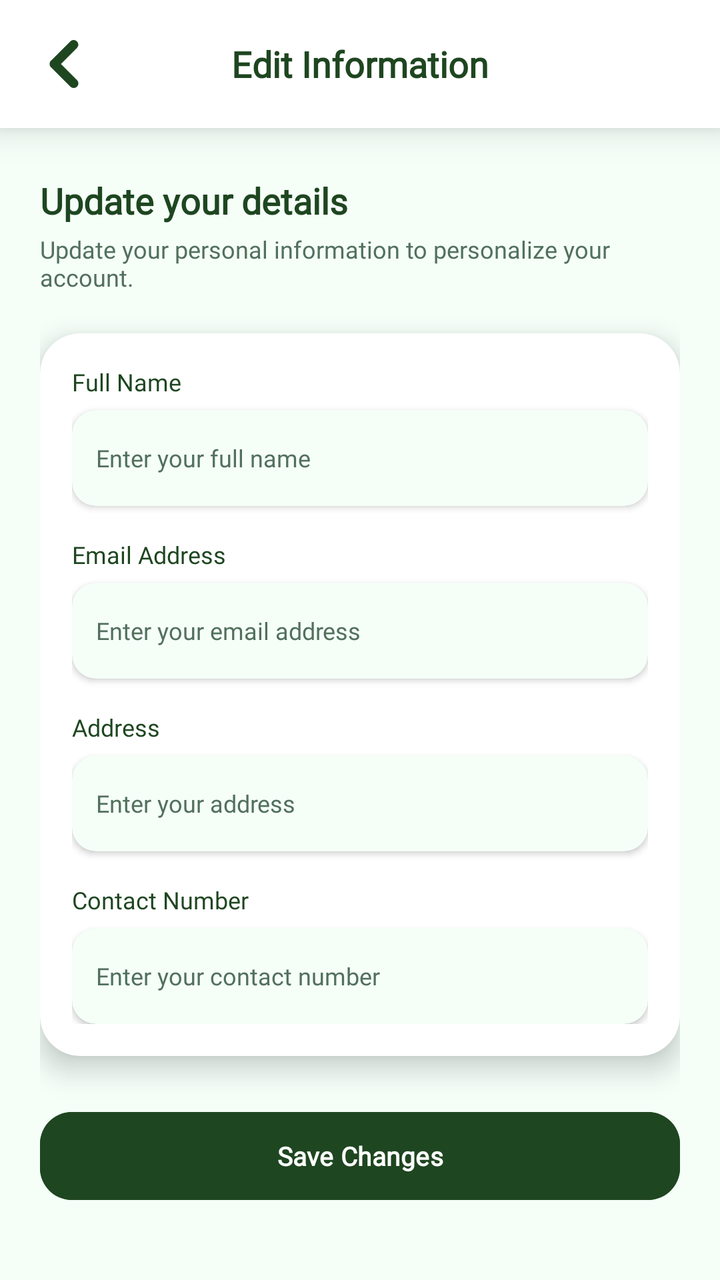
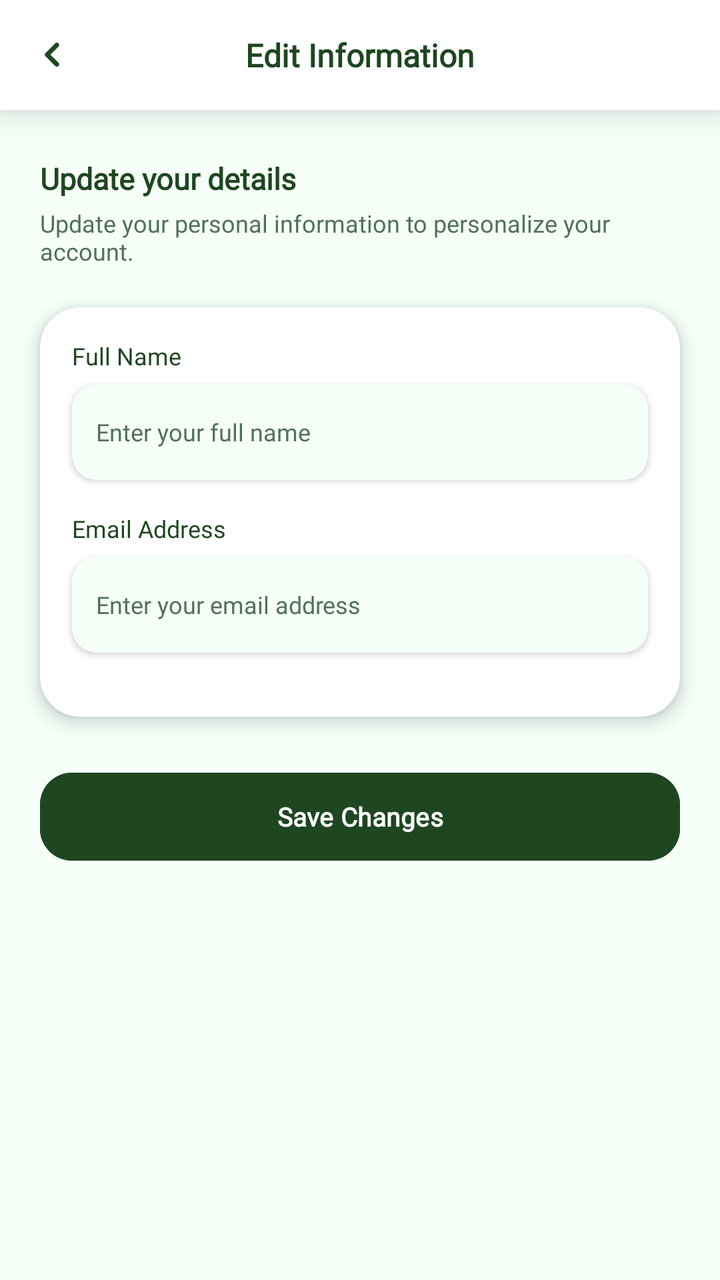

Screens rendered from an Android XML layout before and after an edit, with the pre-edit source and the edit as a unified diff.
<!-- AndroidManifest.xml: application theme Theme.SmartGrow -->
<!-- res/layout/fragment_edit_profile.xml -->
<?xml version="1.0" encoding="utf-8"?>
<LinearLayout
    xmlns:android="http://schemas.android.com/apk/res/android"
    xmlns:app="http://schemas.android.com/apk/res-auto"
    xmlns:tools="http://schemas.android.com/tools"
    android:id="@+id/layout_edit_info"
    android:layout_width="match_parent"
    android:layout_height="match_parent"
    android:orientation="vertical"
    android:background="@color/app_background">

    
    <com.google.android.material.card.MaterialCardView
        android:layout_width="match_parent"
        android:layout_height="64dp"
        app:cardBackgroundColor="@color/card_background"
        app:cardCornerRadius="0dp"
        app:cardElevation="10dp"
        app:strokeWidth="0dp">

        <RelativeLayout
            android:layout_width="match_parent"
            android:layout_height="match_parent">

            
            <ImageView
                android:id="@+id/btn_back_edit_info"
                android:layout_width="48dp"
                android:layout_height="48dp"
                android:layout_alignParentStart="true"
                android:layout_centerVertical="true"
                android:layout_marginStart="8dp"
                android:background="?attr/selectableItemBackgroundBorderless"
                android:clickable="true"
                android:focusable="true"
                android:padding="12dp"
                android:src="@drawable/ic_back"
                app:tint="@color/primary_green"
                android:contentDescription="Go back" />

            
            <TextView
                android:id="@+id/tv_edit_info_title"
                android:layout_width="wrap_content"
                android:layout_height="wrap_content"
                android:layout_centerInParent="true"
                android:fontFamily="@font/inter_extrabold"
                android:text="Edit Information"
                android:textColor="@color/primary_green"
                android:textSize="18sp"
                android:textStyle="bold" />

        </RelativeLayout>

    </com.google.android.material.card.MaterialCardView>

    
    <androidx.core.widget.NestedScrollView
        android:layout_width="match_parent"
        android:layout_height="0dp"
        android:layout_weight="1"
        android:fillViewport="true"
        android:overScrollMode="never"
        android:scrollbars="none">

        <LinearLayout
            android:layout_width="match_parent"
            android:layout_height="wrap_content"
            android:orientation="vertical"
            android:paddingStart="20dp"
            android:paddingEnd="20dp"
            android:paddingTop="24dp"
            android:paddingBottom="40dp">

            
            <TextView
                android:layout_width="match_parent"
                android:layout_height="wrap_content"
                android:layout_marginBottom="4dp"
                android:fontFamily="@font/inter_extrabold"
                android:text="Update your details"
                android:textColor="@color/profile_title_color"
                android:textSize="18sp"
                android:textStyle="bold" />

            <TextView
                android:layout_width="match_parent"
                android:layout_height="wrap_content"
                android:layout_marginBottom="20dp"
                android:fontFamily="@font/inter_semibold"
                android:text="Update your personal information to personalize your account."
                android:textColor="@color/text_secondary"
                android:textSize="12sp" />

            
            <com.google.android.material.card.MaterialCardView
                android:layout_width="match_parent"
                android:layout_height="wrap_content"
                android:layout_marginBottom="24dp"
                app:cardBackgroundColor="@color/card_background"
                app:cardCornerRadius="20dp"
                app:cardElevation="8dp"
                app:strokeWidth="0dp">

                <LinearLayout
                    android:layout_width="match_parent"
                    android:layout_height="wrap_content"
                    android:orientation="vertical"
                    android:padding="16dp">

                    
                    <TextView
                        android:layout_width="wrap_content"
                        android:layout_height="wrap_content"
                        android:layout_marginBottom="6dp"
                        android:fontFamily="@font/inter_extrabold"
                        android:text="Full Name"
                        android:textColor="@color/profile_title_color"
                        android:textSize="12sp" />

                    <com.google.android.material.card.MaterialCardView
                        android:layout_width="match_parent"
                        android:layout_height="48dp"
                        android:layout_marginBottom="16dp"
                        app:cardBackgroundColor="@color/app_background"
                        app:cardCornerRadius="12dp"
                        app:cardElevation="2dp"
                        app:strokeWidth="0dp">

                        <EditText
                            android:id="@+id/et_fullname"
                            android:layout_width="match_parent"
                            android:layout_height="match_parent"
                            android:background="@android:color/transparent"
                            android:fontFamily="@font/inter_semibold"
                            android:hint="Enter your full name"
                            android:imeOptions="actionNext"
                            android:importantForAutofill="no"
                            android:inputType="textPersonName"
                            android:maxLines="1"
                            android:paddingHorizontal="12dp"
                            android:textColor="@color/profile_title_color"
                            android:textColorHint="@color/text_secondary"
                            android:textSize="12sp" />

                    </com.google.android.material.card.MaterialCardView>

                    
                    <TextView
                        android:layout_width="wrap_content"
                        android:layout_height="wrap_content"
                        android:layout_marginBottom="6dp"
                        android:fontFamily="@font/inter_extrabold"
                        android:text="Email Address"
                        android:textColor="@color/profile_title_color"
                        android:textSize="12sp" />

                    <com.google.android.material.card.MaterialCardView
                        android:layout_width="match_parent"
                        android:layout_height="48dp"
                        android:layout_marginBottom="16dp"
                        app:cardBackgroundColor="@color/app_background"
                        app:cardCornerRadius="12dp"
                        app:cardElevation="2dp"
                        app:strokeWidth="0dp">

                        <EditText
                            android:id="@+id/et_email"
                            android:layout_width="match_parent"
                            android:layout_height="match_parent"
                            android:background="@android:color/transparent"
                            android:fontFamily="@font/inter_semibold"
                            android:hint="Enter your email address"
                            android:imeOptions="actionNext"
                            android:importantForAutofill="no"
                            android:inputType="textEmailAddress"
                            android:maxLines="1"
                            android:paddingHorizontal="12dp"
                            android:textColor="@color/profile_title_color"
                            android:textColorHint="@color/text_secondary"
                            android:textSize="12sp" />

                    </com.google.android.material.card.MaterialCardView>

                    
                    <TextView
                        android:layout_width="wrap_content"
                        android:layout_height="wrap_content"
                        android:layout_marginBottom="6dp"
                        android:fontFamily="@font/inter_extrabold"
                        android:text="Address"
                        android:textColor="@color/profile_title_color"
                        android:textSize="12sp" />

                    <com.google.android.material.card.MaterialCardView
                        android:layout_width="match_parent"
                        android:layout_height="48dp"
                        android:layout_marginBottom="16dp"
                        app:cardBackgroundColor="@color/app_background"
                        app:cardCornerRadius="12dp"
                        app:cardElevation="2dp"
                        app:strokeWidth="0dp">

                        <EditText
                            android:id="@+id/et_address"
                            android:layout_width="match_parent"
                            android:layout_height="match_parent"
                            android:background="@android:color/transparent"
                            android:fontFamily="@font/inter_semibold"
                            android:hint="Enter your address"
                            android:imeOptions="actionNext"
                            android:importantForAutofill="no"
                            android:inputType="textPostalAddress"
                            android:maxLines="1"
                            android:paddingHorizontal="12dp"
                            android:textColor="@color/profile_title_color"
                            android:textColorHint="@color/text_secondary"
                            android:textSize="12sp" />

                    </com.google.android.material.card.MaterialCardView>

                    
                    <TextView
                        android:layout_width="wrap_content"
                        android:layout_height="wrap_content"
                        android:layout_marginBottom="6dp"
                        android:fontFamily="@font/inter_extrabold"
                        android:text="Contact Number"
                        android:textColor="@color/profile_title_color"
                        android:textSize="12sp" />

                    <com.google.android.material.card.MaterialCardView
                        android:layout_width="match_parent"
                        android:layout_height="48dp"
                        app:cardBackgroundColor="@color/app_background"
                        app:cardCornerRadius="12dp"
                        app:cardElevation="2dp"
                        app:strokeWidth="0dp">

                        <EditText
                            android:id="@+id/et_phone"
                            android:layout_width="match_parent"
                            android:layout_height="match_parent"
                            android:background="@android:color/transparent"
                            android:fontFamily="@font/inter_semibold"
                            android:hint="Enter your contact number"
                            android:imeOptions="actionDone"
                            android:importantForAutofill="no"
                            android:inputType="phone"
                            android:maxLines="1"
                            android:paddingHorizontal="12dp"
                            android:textColor="@color/profile_title_color"
                            android:textColorHint="@color/text_secondary"
                            android:textSize="12sp" />

                    </com.google.android.material.card.MaterialCardView>

                </LinearLayout>

            </com.google.android.material.card.MaterialCardView>

            
            <com.google.android.material.button.MaterialButton
                android:id="@+id/btn_save_edit_info"
                android:layout_width="match_parent"
                android:layout_height="52dp"
                android:backgroundTint="@color/primary_green"
                android:fontFamily="@font/inter_extrabold"
                android:text="Save Changes"
                android:textColor="@color/card_background"
                android:textSize="13sp"
                android:textStyle="bold"
                app:cornerRadius="16dp"
                app:elevation="4dp" />

        </LinearLayout>

    </androidx.core.widget.NestedScrollView>

</LinearLayout>
<!-- resources referenced by this layout -->
<resources>
  <color name="app_background">#F5FFF8</color>
  <color name="card_background">#FFFFFF</color>
  <color name="primary_green">#1e4620</color>
  <color name="profile_title_color">#1e4620</color>
  <color name="text_secondary">#52705D</color>
  <!-- drawable ic_back (drawable) -->
  <vector xmlns:android="http://schemas.android.com/apk/res/android"
      android:width="512dp"
      android:height="512dp"
      android:viewportWidth="512"
      android:viewportHeight="512">
    <path
        android:pathData="M353.56,0.08C357.11,0.08 360.66,0.08 364.22,0.08C367.19,1.92 374.58,2.14 378.56,4.11C393.52,11.5 404.28,23.82 407.7,40.46C414.26,72.47 386.01,92.33 366.38,112.23C334.11,144.95 301.48,177.34 268.9,209.75C258.82,219.77 248.74,229.81 238.73,239.91C233.63,245.06 227.91,249.93 223.3,255.53C228.34,261.95 235.03,267.53 240.83,273.29C251.85,284.23 262.79,295.27 273.78,306.24C304.6,336.98 335.02,368.15 366.11,398.6C372.57,404.93 378.91,411.37 385.28,417.77C400.7,433.28 412.97,447.13 408.61,471.07C405.55,487.85 394.47,500.51 379.48,507.87C375.55,509.8 368.01,510.1 365.13,511.92C361.58,511.92 358.03,511.92 354.48,511.92C352.39,510.58 348.57,510.58 346.03,509.88C341.29,508.57 336.65,506.39 332.46,503.79C324.57,498.91 318.22,490.86 311.69,484.36C299.66,472.39 287.73,460.31 275.69,448.35C237.53,410.45 199.54,372.38 161.6,334.26C150.65,323.25 139.59,312.33 128.65,301.3C124.81,297.43 120.03,294.72 116.33,290.7C107.37,280.97 102.73,268.77 102.71,255.53C102.7,242.34 107.38,230.05 116.33,220.36C120.03,216.35 124.82,213.64 128.65,209.76C139.26,199.03 150,188.42 160.67,177.74C198.7,139.71 236.5,101.45 274.77,63.66C286.84,51.74 298.7,39.59 310.77,27.66C317.31,21.21 323.51,13.41 331.28,8.4C335.5,5.68 340.28,3.48 345.11,2.13C347.63,1.42 351.5,1.44 353.56,0.08Z"
        android:strokeLineJoin="round"
        android:strokeWidth="0.25"
        android:fillColor="#000000"
        android:fillType="evenOdd"
        android:strokeColor="#000000"/>
  </vector>
  <style name="Theme.SmartGrow" parent="Base.Theme.SmartGrow" />
  <style name="Base.Theme.SmartGrow" parent="Theme.Material3.DayNight.NoActionBar">
          <item name="android:windowBackground">@color/app_background</item>
          <item name="android:windowDisablePreview">true</item>
  
          
          <item name="android:statusBarColor">@color/app_background</item>
          <item name="android:windowLightStatusBar">true</item>
  
          
          <item name="android:navigationBarColor">@color/app_background</item>
          <item name="android:windowLightNavigationBar" ns0:targetApi="o_mr1">true</item>
  
          <item name="android:windowDrawsSystemBarBackgrounds">true</item>
          <item name="android:windowTranslucentStatus">false</item>
          <item name="android:windowTranslucentNavigation">false</item>
  
          
          <item name="popupMenuStyle">@style/ModernPopupMenuStyle</item>
      </style>
  <style name="ModernPopupMenuStyle" parent="Widget.Material3.PopupMenu">
          <item name="android:popupBackground">@android:color/white</item>
      </style>
</resources>

<!-- the commit's change to res/layout/fragment_edit_profile.xml (unified diff, before → after) -->
@@ -7,12 +7,14 @@
     android:layout_width="match_parent"
     android:layout_height="match_parent"
     android:orientation="vertical"
-    android:background="@color/app_background">
+    android:background="@color/app_background"
+    android:clipChildren="false"
+    android:clipToPadding="false">
 
     
     <com.google.android.material.card.MaterialCardView
         android:layout_width="match_parent"
-        android:layout_height="64dp"
+        android:layout_height="55dp"
         app:cardBackgroundColor="@color/card_background"
         app:cardCornerRadius="0dp"
         app:cardElevation="10dp"
@@ -25,8 +27,8 @@
             
             <ImageView
                 android:id="@+id/btn_back_edit_info"
-                android:layout_width="48dp"
-                android:layout_height="48dp"
+                android:layout_width="36dp"
+                android:layout_height="36dp"
                 android:layout_alignParentStart="true"
                 android:layout_centerVertical="true"
                 android:layout_marginStart="8dp"
@@ -47,7 +49,7 @@
                 android:fontFamily="@font/inter_extrabold"
                 android:text="Edit Information"
                 android:textColor="@color/primary_green"
-                android:textSize="18sp"
+                android:textSize="16sp"
                 android:textStyle="bold" />
 
         </RelativeLayout>
@@ -61,7 +63,9 @@
         android:layout_weight="1"
         android:fillViewport="true"
         android:overScrollMode="never"
-        android:scrollbars="none">
+        android:scrollbars="none"
+        android:clipChildren="false"
+        android:clipToPadding="false">
 
         <LinearLayout
             android:layout_width="match_parent"
@@ -70,7 +74,9 @@
             android:paddingStart="20dp"
             android:paddingEnd="20dp"
             android:paddingTop="24dp"
-            android:paddingBottom="40dp">
+            android:paddingBottom="40dp"
+            android:clipChildren="false"
+            android:clipToPadding="false">
 
             
             <TextView
@@ -80,7 +86,7 @@
                 android:fontFamily="@font/inter_extrabold"
                 android:text="Update your details"
                 android:textColor="@color/profile_title_color"
-                android:textSize="18sp"
+                android:textSize="15sp"
                 android:textStyle="bold" />
 
             <TextView
@@ -99,14 +105,18 @@
                 android:layout_marginBottom="24dp"
                 app:cardBackgroundColor="@color/card_background"
                 app:cardCornerRadius="20dp"
-                app:cardElevation="8dp"
-                app:strokeWidth="0dp">
+                app:cardElevation="5dp"
+                app:strokeWidth="0dp"
+                android:clipChildren="false"
+                android:clipToPadding="false">
 
                 <LinearLayout
                     android:layout_width="match_parent"
                     android:layout_height="wrap_content"
                     android:orientation="vertical"
-                    android:padding="16dp">
+                    android:padding="16dp"
+                    android:clipChildren="false"
+                    android:clipToPadding="false">
 
                     
                     <TextView
@@ -125,7 +135,9 @@
                         app:cardBackgroundColor="@color/app_background"
                         app:cardCornerRadius="12dp"
                         app:cardElevation="2dp"
-                        app:strokeWidth="0dp">
+                        app:strokeWidth="0dp"
+                        android:clipChildren="false"
+                        android:clipToPadding="false">
 
                         <EditText
                             android:id="@+id/et_fullname"
@@ -162,7 +174,9 @@
                         app:cardBackgroundColor="@color/app_background"
                         app:cardCornerRadius="12dp"
                         app:cardElevation="2dp"
-                        app:strokeWidth="0dp">
+                        app:strokeWidth="0dp"
+                        android:clipChildren="false"
+                        android:clipToPadding="false">
 
                         <EditText
                             android:id="@+id/et_email"
@@ -182,79 +196,6 @@
 
                     </com.google.android.material.card.MaterialCardView>
 
-                    
-                    <TextView
-                        android:layout_width="wrap_content"
-                        android:layout_height="wrap_content"
-                        android:layout_marginBottom="6dp"
-                        android:fontFamily="@font/inter_extrabold"
-                        android:text="Address"
-                        android:textColor="@color/profile_title_color"
-                        android:textSize="12sp" />
-
-                    <com.google.android.material.card.MaterialCardView
-                        android:layout_width="match_parent"
-                        android:layout_height="48dp"
-                        android:layout_marginBottom="16dp"
-                        app:cardBackgroundColor="@color/app_background"
-                        app:cardCornerRadius="12dp"
-                        app:cardElevation="2dp"
-                        app:strokeWidth="0dp">
-
-                        <EditText
-                            android:id="@+id/et_address"
-                            android:layout_width="match_parent"
-                            android:layout_height="match_parent"
-                            android:background="@android:color/transparent"
-                            android:fontFamily="@font/inter_semibold"
-                            android:hint="Enter your address"
-                            android:imeOptions="actionNext"
-                            android:importantForAutofill="no"
-                            android:inputType="textPostalAddress"
-                            android:maxLines="1"
-                            android:paddingHorizontal="12dp"
-                            android:textColor="@color/profile_title_color"
-                            android:textColorHint="@color/text_secondary"
-                            android:textSize="12sp" />
-
-                    </com.google.android.material.card.MaterialCardView>
-
-                    
-                    <TextView
-                        android:layout_width="wrap_content"
-                        android:layout_height="wrap_content"
-                        android:layout_marginBottom="6dp"
-                        android:fontFamily="@font/inter_extrabold"
-                        android:text="Contact Number"
-                        android:textColor="@color/profile_title_color"
-                        android:textSize="12sp" />
-
-                    <com.google.android.material.card.MaterialCardView
-                        android:layout_width="match_parent"
-                        android:layout_height="48dp"
-                        app:cardBackgroundColor="@color/app_background"
-                        app:cardCornerRadius="12dp"
-                        app:cardElevation="2dp"
-                        app:strokeWidth="0dp">
-
-                        <EditText
-                            android:id="@+id/et_phone"
-                            android:layout_width="match_parent"
-                            android:layout_height="match_parent"
-                            android:background="@android:color/transparent"
-                            android:fontFamily="@font/inter_semibold"
-                            android:hint="Enter your contact number"
-                            android:imeOptions="actionDone"
-                            android:importantForAutofill="no"
-                            android:inputType="phone"
-                            android:maxLines="1"
-                            android:paddingHorizontal="12dp"
-                            android:textColor="@color/profile_title_color"
-                            android:textColorHint="@color/text_secondary"
-                            android:textSize="12sp" />
-
-                    </com.google.android.material.card.MaterialCardView>
-
                 </LinearLayout>
 
             </com.google.android.material.card.MaterialCardView>
